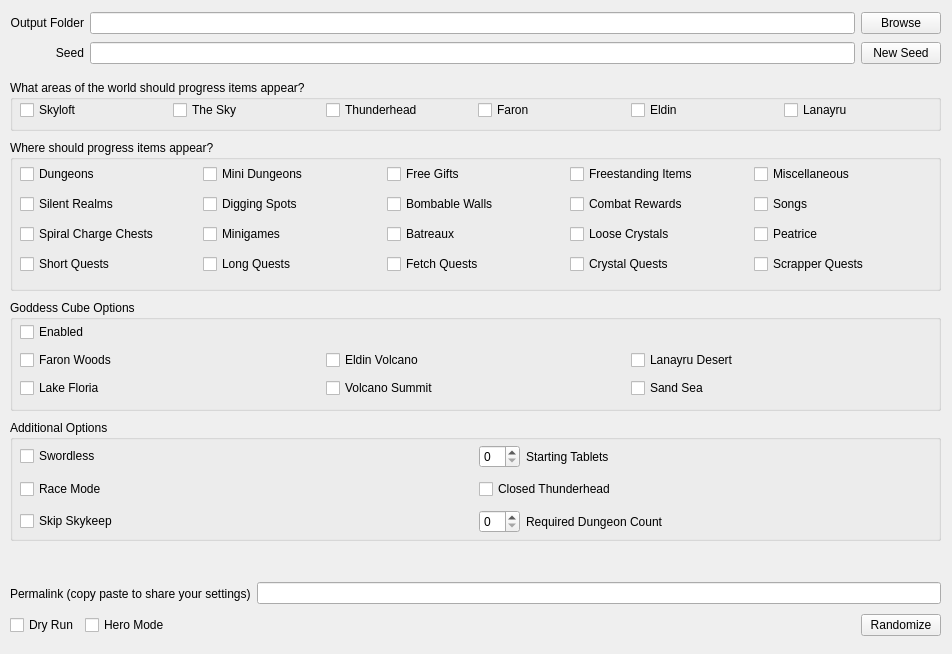
This is gui/randogui.ui in ssrando/ssrando as Qt 5 draws it before an edit. The edited form follows.
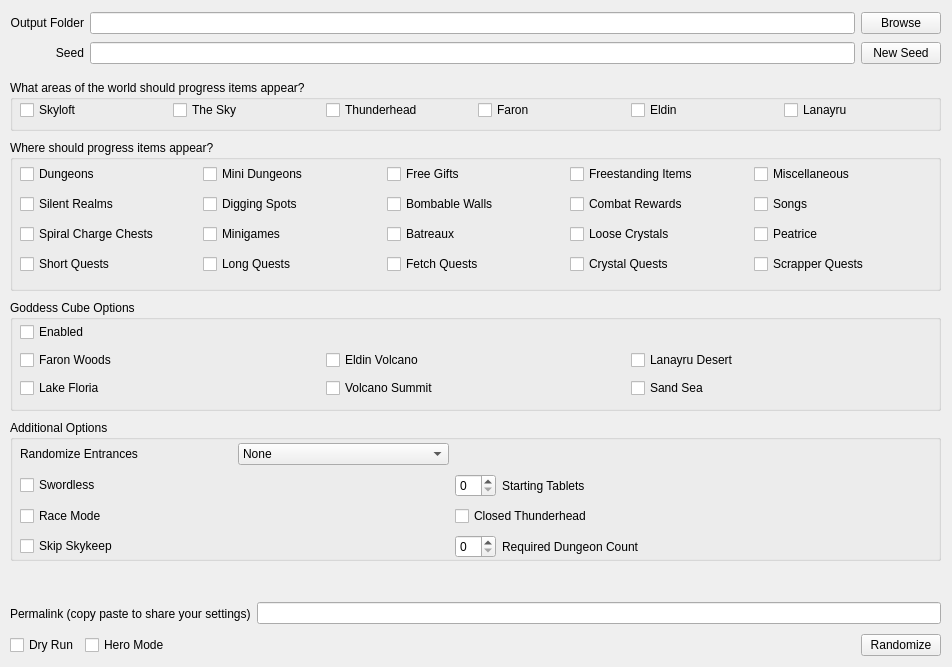
This is the edited form.

Commit message: entrance rando option and gui

Diff of the .ui file:
```diff
--- a/gui/randogui.ui
+++ b/gui/randogui.ui
@@ -7,7 +7,7 @@
     <x>0</x>
     <y>0</y>
     <width>952</width>
-    <height>654</height>
+    <height>667</height>
    </rect>
   </property>
   <property name="sizePolicy">
@@ -258,7 +258,7 @@
       <x>10</x>
       <y>420</y>
       <width>931</width>
-      <height>121</height>
+      <height>141</height>
      </rect>
     </property>
     <property name="title">
@@ -270,39 +270,11 @@
        <x>10</x>
        <y>20</y>
        <width>911</width>
-       <height>98</height>
+       <height>124</height>
       </rect>
      </property>
      <layout class="QGridLayout" name="gridLayout_2">
-      <item row="0" column="0">
-       <widget class="QCheckBox" name="option_swordless">
-        <property name="text">
-         <string>Swordless</string>
-        </property>
-       </widget>
-      </item>
-      <item row="1" column="1">
-       <widget class="QCheckBox" name="option_closed_thunderhead">
-        <property name="text">
-         <string>Closed Thunderhead</string>
-        </property>
-       </widget>
-      </item>
-      <item row="2" column="0">
-       <widget class="QCheckBox" name="option_skip_skykeep">
-        <property name="text">
-         <string>Skip Skykeep</string>
-        </property>
-       </widget>
-      </item>
-      <item row="1" column="0">
-       <widget class="QCheckBox" name="option_empty_unrequired_dungeons">
-        <property name="text">
-         <string>Race Mode</string>
-        </property>
-       </widget>
-      </item>
-      <item row="2" column="1">
+      <item row="3" column="4">
        <layout class="QHBoxLayout" name="horizontalLayout_2">
         <property name="spacing">
          <number>6</number>
@@ -310,7 +282,54 @@
         <property name="sizeConstraint">
          <enum>QLayout::SetDefaultConstraint</enum>
         </property>
-        <item>
+       </layout>
+      </item>
+      <item row="0" column="0">
+       <widget class="QLabel" name="label_for_option_randomize_entrances">
+        <property name="text">
+         <string>Randomize Entrances</string>
+        </property>
+       </widget>
+      </item>
+      <item row="1" column="0" colspan="2">
+       <widget class="QCheckBox" name="option_swordless">
+        <property name="text">
+         <string>Swordless</string>
+        </property>
+       </widget>
+      </item>
+      <item row="2" column="0" colspan="2">
+       <widget class="QCheckBox" name="option_empty_unrequired_dungeons">
+        <property name="text">
+         <string>Race Mode</string>
+        </property>
+       </widget>
+      </item>
+      <item row="3" column="0" colspan="2">
+       <widget class="QCheckBox" name="option_skip_skykeep">
+        <property name="text">
+         <string>Skip Skykeep</string>
+        </property>
+       </widget>
+      </item>
+      <item row="2" column="2" colspan="3">
+       <widget class="QCheckBox" name="option_closed_thunderhead">
+        <property name="text">
+         <string>Closed Thunderhead</string>
+        </property>
+       </widget>
+      </item>
+      <item row="1" column="2">
+       <widget class="QSpinBox" name="option_starting_tablet_count">
+        <property name="maximumSize">
+         <size>
+          <width>41</width>
+          <height>16777215</height>
+         </size>
+        </property>
+       </widget>
+      </item>
+      <item row="3" column="2">
          <widget class="QSpinBox" name="option_required_dungeon_count">
           <property name="enabled">
            <bool>true</bool>
@@ -329,28 +348,42 @@
           </property>
          </widget>
         </item>
+      <item row="1" column="4">
+       <layout class="QHBoxLayout" name="horizontalLayout_5"/>
+      </item>
+      <item row="0" column="1">
+       <widget class="QComboBox" name="option_randomize_entrances">
+        <property name="currentText">
+         <string>None</string>
+        </property>
+        <property name="currentIndex">
+         <number>0</number>
+        </property>
         <item>
+         <property name="text">
+          <string>None</string>
+         </property>
+        </item>
+        <item>
+         <property name="text">
+          <string>Dungeons</string>
+         </property>
+        </item>
+        <item>
+         <property name="text">
+          <string>Dungeons + Sky Keep</string>
+         </property>
+        </item>
+       </widget>
+      </item>
+      <item row="3" column="3">
          <widget class="QLabel" name="label_for_option_required_dungeon_count">
           <property name="text">
            <string>Required Dungeon Count</string>
           </property>
          </widget>
         </item>
-       </layout>
-      </item>
-      <item row="0" column="1">
-       <layout class="QHBoxLayout" name="horizontalLayout_5">
-        <item>
-         <widget class="QSpinBox" name="option_starting_tablet_count">
-          <property name="maximumSize">
-           <size>
-            <width>41</width>
-            <height>16777215</height>
-           </size>
-          </property>
-         </widget>
-        </item>
-        <item>
+      <item row="1" column="3">
          <widget class="QLabel" name="label_for_option_starting_tablet_count">
           <property name="text">
            <string>Starting Tablets</string>
@@ -358,15 +391,13 @@
          </widget>
         </item>
        </layout>
-      </item>
-     </layout>
     </widget>
    </widget>
    <widget class="QWidget" name="horizontalLayoutWidget">
     <property name="geometry">
      <rect>
       <x>10</x>
-      <y>610</y>
+      <y>630</y>
       <width>931</width>
       <height>31</height>
      </rect>
@@ -415,7 +446,7 @@
     <property name="geometry">
      <rect>
       <x>10</x>
-      <y>550</y>
+      <y>570</y>
       <width>931</width>
       <height>20</height>
      </rect>
@@ -428,7 +459,7 @@
     <property name="geometry">
      <rect>
       <x>10</x>
-      <y>580</y>
+      <y>600</y>
       <width>931</width>
       <height>27</height>
      </rect>
```
Lines whose indentation alone changed are shown as unchanged. The commit also changes 4 other files.
